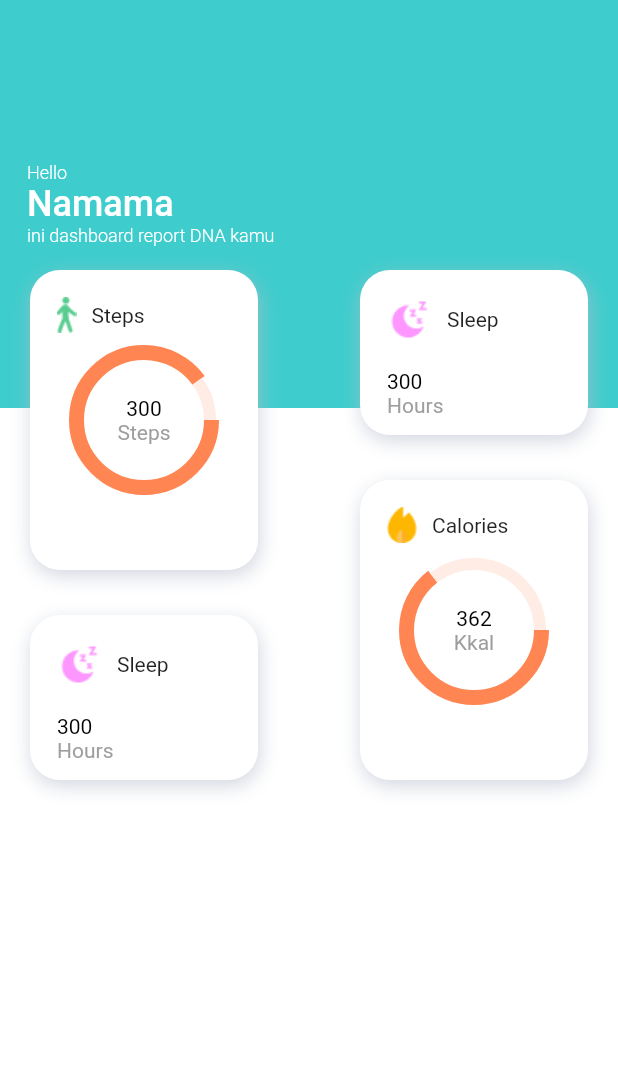
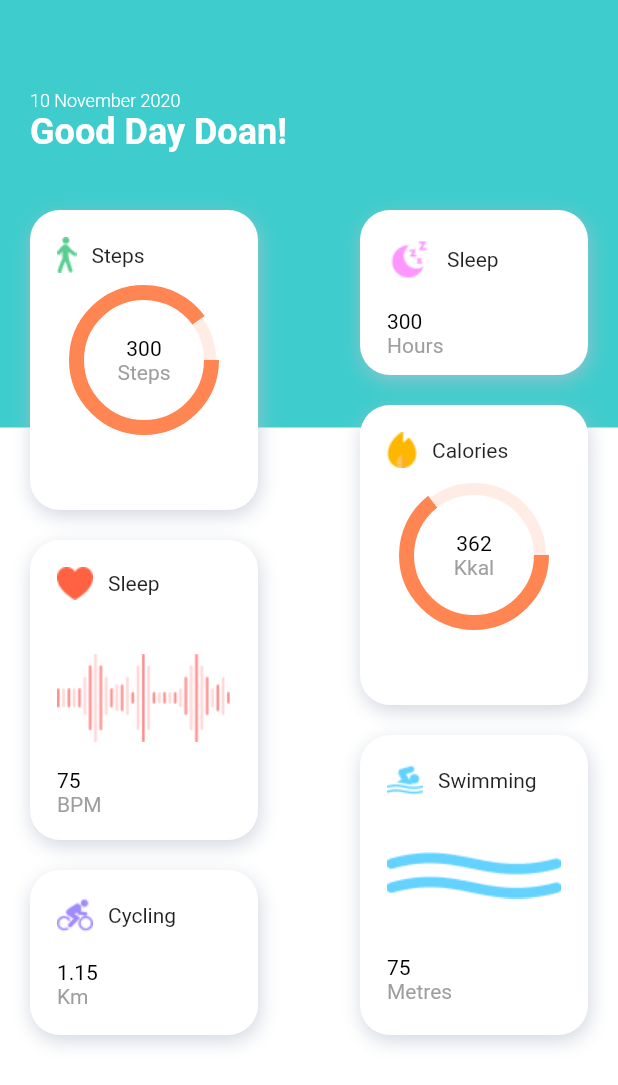
Before and after one commit to AfKurniawan/klikdna-v1, a Flutter app: the DummyChartPage screen opened by its route, on a phone screen of 412 x 824 dp. Shown: the top 1085 px of the screen. Run offline on Flutter 3.47's test engine with Material 2 defaults, Android fonts, the phone set to English and light mode, and no system bars; drawn by our look-alikes of fl_chart; our stand-ins replace cached_network_image, carousel_slider, datetime_picker_formfield, flushbar, flutter_html, flutter_native_image and 12 more; missing offline and left inert: achievement_view, dart:ffi, ext_storage, flutter_share_me and 3 more; accounts and stored records are empty.

Commit message:
dummy health

```diff
--- a/lib/src/dummy/pages/dummy_chart_page.dart
+++ b/lib/src/dummy/pages/dummy_chart_page.dart
@@ -21,49 +21,38 @@
         child: Stack(
           children: <Widget>[
             Container(
-              //color: MyColors.dnaGreen,
-              height: 272,
+              height: 285,
               width: MediaQuery.of(context).size.width,
               decoration: BoxDecoration(
                 color: MyColors.dnaGreen,
               ),
               child: Padding(
-                padding: const EdgeInsets.only(left: 18.0, right: 18),
-                child: Center(
-                  child: Align(
-                    alignment: Alignment.centerLeft,
+                padding: const EdgeInsets.only(left: 20.0, right: 18, top: 60),
                 child: Column(
-                      mainAxisAlignment: MainAxisAlignment.center,
                   crossAxisAlignment: CrossAxisAlignment.start,
                   children: [
-                        Text("Hello",
+                    Text("10 November 2020",
                         style: TextStyle(
                             color: Colors.white,
                             fontSize: 12,
                             fontWeight: FontWeight.w300)),
                     Text(
-                          "Namama",
+                      "Good Day Doan!",
                       maxLines: 2,
                       overflow: TextOverflow.clip,
                       style: TextStyle(
                           color: Colors.white,
                           fontSize: 24,
-                              fontWeight: FontWeight.w500),
+                          fontWeight: FontWeight.bold),
                     ),
-                        Text("ini dashboard report DNA kamu",
-                            style: TextStyle(
-                                color: Colors.white,
-                                fontSize: 12,
-                                fontWeight: FontWeight.w300)),
+
                   ],
-                    ),
-                  ),
                 ),
               ),
             ),
 
             SingleChildScrollView(
-              padding: EdgeInsets.only(top: 160),
+              padding: EdgeInsets.only(top: 120),
               child: Container(
                 height: MediaQuery.of(context).size.height,
                 alignment: Alignment.topLeft,
@@ -75,16 +64,20 @@
                       Column(
                         children: <Widget>[
                           buildStepCard(),
-                          SizedBox(height: 30),
-                          buildSleepCard(),
+                          SizedBox(height: 20),
+                          buildHarthCard(),
+                          SizedBox(height: 20),
+                          buildCyclingCard()
                         ],
                       ),
 
                       Column(
                         children: <Widget>[
                           buildSleepCard(),
-                          SizedBox(height: 30),
+                          SizedBox(height: 20),
                           buildCaloriesCard(),
+                          SizedBox(height: 20),
+                          buildSwimmingCard()
                         ],
                       ),
                     ],
@@ -256,6 +249,163 @@
     );
   }
 
+  Widget buildHarthCard(){
+    return Container(
+      height: 200,
+      width: 152,
+      decoration: BoxDecoration(
+        color: Colors.white,
+        borderRadius: BorderRadius.circular(20),
+        boxShadow: [
+          BoxShadow(
+            offset: Offset(1, 4),
+            blurRadius: 10,
+            color: MyColors.grey.withOpacity(0.62),
+          ),
+        ],
+      ),
+      child: Column(
+        mainAxisAlignment: MainAxisAlignment.start,
+        crossAxisAlignment: CrossAxisAlignment.start,
+        children: [
+          Padding(
+            padding: const EdgeInsets.all(18.0),
+            child: Row(
+              children: [
+                Image.asset("assets/icons/love_icon.png"),
+                SizedBox(width: 10),
+                Text("Sleep"),
+              ],
+            ),
+          ),
+          Padding(
+            padding: const EdgeInsets.all(18.0),
+            child: Image.asset("assets/icons/heart_rate_icon.png"),
+          ),
+          Padding(
+            padding: const EdgeInsets.only(left: 18.0),
+            child: Column(
+              mainAxisAlignment: MainAxisAlignment.start,
+              crossAxisAlignment: CrossAxisAlignment.start,
+              children: [
+                Text("75",
+                    style: TextStyle(
+                        color: Colors.black, fontWeight: FontWeight.w400)),
+                Text("BPM", style: TextStyle(color: Colors.grey)),
+              ],
+            ),
+          ),
+
+
+        ],
+      ),
+    );
+  }
+
+  Widget buildCyclingCard(){
+    return Container(
+      height: 110,
+      width: 152,
+      decoration: BoxDecoration(
+        color: Colors.white,
+        borderRadius: BorderRadius.circular(20),
+        boxShadow: [
+          BoxShadow(
+            offset: Offset(1, 4),
+            blurRadius: 10,
+            color: MyColors.grey.withOpacity(0.62),
+          ),
+        ],
+      ),
+      child: Column(
+        mainAxisAlignment: MainAxisAlignment.start,
+        crossAxisAlignment: CrossAxisAlignment.start,
+        children: [
+          Padding(
+            padding: const EdgeInsets.all(18.0),
+            child: Row(
+              children: [
+                Image.asset("assets/icons/bicycle_icon.png"),
+                SizedBox(width: 10),
+                Text("Cycling"),
+              ],
+            ),
+          ),
+
+          Padding(
+            padding: const EdgeInsets.only(left: 18.0),
+            child: Column(
+              mainAxisAlignment: MainAxisAlignment.start,
+              crossAxisAlignment: CrossAxisAlignment.start,
+              children: [
+                Text("1.15",
+                    style: TextStyle(
+                        color: Colors.black, fontWeight: FontWeight.w400)),
+                Text("Km", style: TextStyle(color: Colors.grey)),
+              ],
+            ),
+          ),
+
+
+        ],
+      ),
+    );
+  }
+
+  Widget buildSwimmingCard(){
+    return Container(
+      height: 200,
+      width: 152,
+      decoration: BoxDecoration(
+        color: Colors.white,
+        borderRadius: BorderRadius.circular(20),
+        boxShadow: [
+          BoxShadow(
+            offset: Offset(1, 4),
+            blurRadius: 10,
+            color: MyColors.grey.withOpacity(0.62),
+          ),
+        ],
+      ),
+      child: Column(
+        mainAxisAlignment: MainAxisAlignment.start,
+        crossAxisAlignment: CrossAxisAlignment.start,
+        children: [
+          Padding(
+            padding: const EdgeInsets.all(18.0),
+            child: Row(
+              children: [
+                Image.asset("assets/icons/swimming_icon.png"),
+                SizedBox(width: 10),
+                Text("Swimming"),
+              ],
+            ),
+          ),
+          Padding(
+            padding: const EdgeInsets.all(18.0),
+            child: Image.asset("assets/icons/water_swim_icon.png"),
+          ),
+          Padding(
+            padding: const EdgeInsets.only(left: 18.0),
+            child: Column(
+              mainAxisAlignment: MainAxisAlignment.start,
+              crossAxisAlignment: CrossAxisAlignment.start,
+              children: [
+                SizedBox(height: 20),
+                Text("75",
+                    style: TextStyle(
+                        color: Colors.black, fontWeight: FontWeight.w400)),
+                Text("Metres", style: TextStyle(color: Colors.grey)),
+              ],
+            ),
+          ),
+
+
+        ],
+      ),
+    );
+  }
+
   List<PieChartSectionData> showingSections() {
     return List.generate(2, (i) {
       switch (i) {
```
Also changed, not shown: assets/icons/bicycle_icon.png (added), assets/icons/heart_rate_icon.png (added), assets/icons/love_icon.png (added), assets/icons/swimming_icon.png (added), assets/icons/water_swim_icon.png (added). Lines whose indentation alone changed are shown as unchanged.
